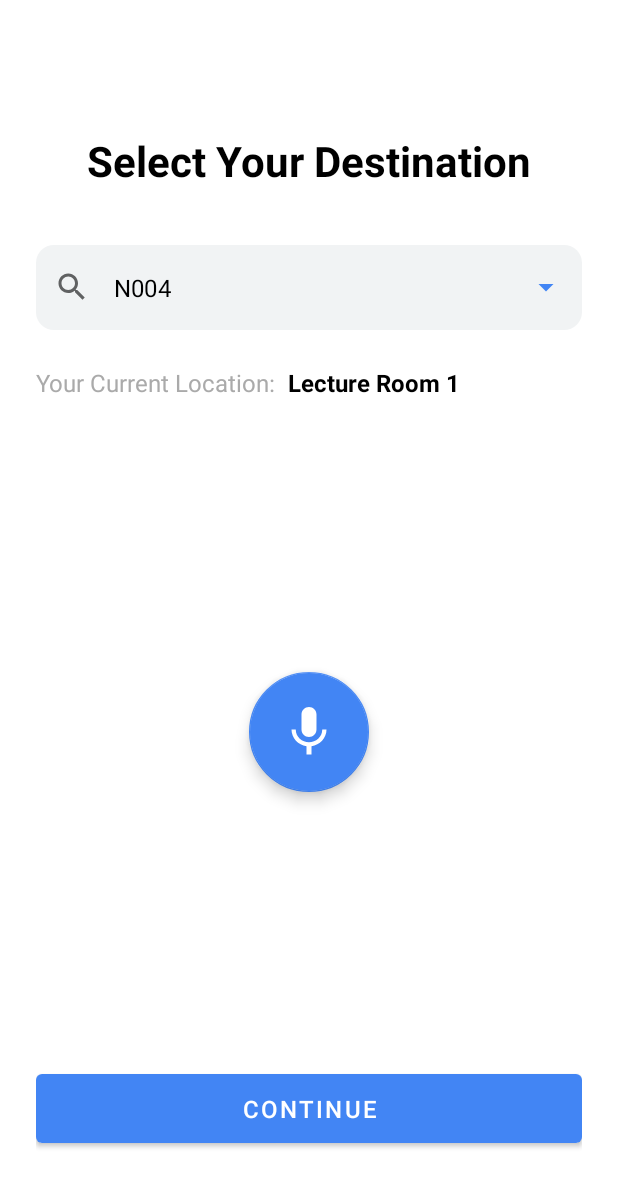
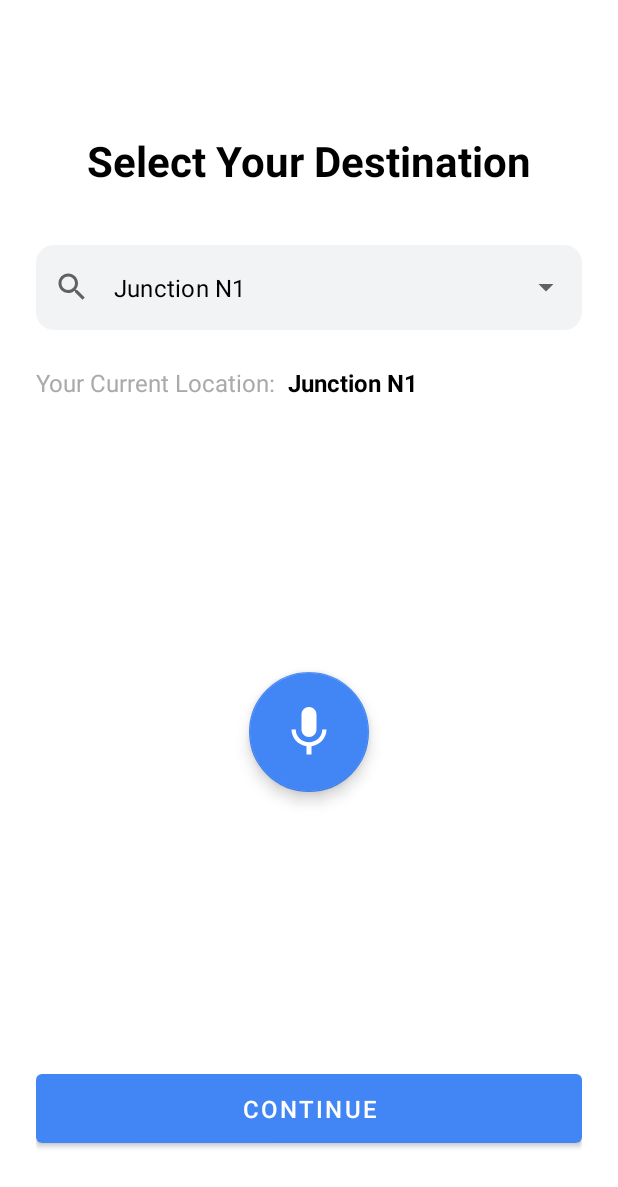
Before and after one commit to RESPULTE/QR-IndoorNav, an Android app built with Jetpack Compose: the screen it shows after launch (MainActivity), after a tap on "CONTINUE", on a phone screen of 412 x 824 dp. Shown: the top 1187 px of the screen. Run offline under Robolectric (Android 15) with nearby library versions, the phone set to English and light mode, and no system bars; 2 other taps on this screen came first.

Commit message:
working room and junction visual map. json map data updated

```diff
--- a/app/src/main/java/com/example/qr_indoornav/MainActivity.java
+++ b/app/src/main/java/com/example/qr_indoornav/MainActivity.java
@@ -1,131 +1,97 @@
 package com.example.qr_indoornav;
 
 import androidx.appcompat.app.AppCompatActivity;
-
 import android.content.Intent;
 import android.os.Bundle;
+import android.util.Log;
 import android.widget.ArrayAdapter;
 import android.widget.AutoCompleteTextView;
 import android.widget.Button;
 import android.widget.TextView;
 import android.widget.Toast;
-
+import com.example.qr_indoornav.model.Location;
 import com.example.qr_indoornav.model.MapData;
-import com.example.qr_indoornav.model.Node;
 import com.google.android.material.floatingactionbutton.FloatingActionButton;
-
 import java.util.List;
-import java.util.stream.Collectors;
 
 public class MainActivity extends AppCompatActivity {
 
-    // UI Components
+    private static final String TAG = "MainActivity";
     private AutoCompleteTextView autoCompleteTextView;
-    private Button continueButton;
-    private TextView currentLocationValue;
-    private FloatingActionButton micButton;
-
-    // State variable for the user's current location (dummy value).
-    // This name MUST match one of the "locationName" entries in your map.json
-    private String currentLocationName = "Lecture Room 1";
+    private String currentJunctionId;
 
     @Override
     protected void onCreate(Bundle savedInstanceState) {
         super.onCreate(savedInstanceState);
         setContentView(R.layout.activity_main);
 
-        // Initialize UI components by finding them in the layout
         initializeUI();
-
-        // Populate the dropdown with locations from the map data AND add click listeners
         setupDropdown();
-
-        // Set up the click listeners for the other buttons
         setupClickListeners();
-
-        // Display the hardcoded current location
         loadCurrentLocation();
     }
 
-    /**
-     * Finds and assigns all the UI views from the layout file.
-     */
     private void initializeUI() {
         autoCompleteTextView = findViewById(R.id.autoCompleteTextView);
-        continueButton = findViewById(R.id.continueButton);
-        currentLocationValue = findViewById(R.id.currentLocationValue);
-        micButton = findViewById(R.id.micButton);
     }
 
-    /**
-     * Fetches location data from MapData (which reads from JSON),
-     * creates an adapter, and sets it for the AutoCompleteTextView.
-     * --- THIS METHOD CONTAINS THE FIX ---
-     */
     private void setupDropdown() {
-        // Get all locations (nodes) from the MapData class, passing the context
-        List<Node> locations = MapData.getLocations(this);
+        List<Location> allLocations = MapData.getAllLocations(this);
 
-        // Use a stream to extract the names, sort them alphabetically, and collect into a List
-        List<String> locationNames = locations.stream()
-                .map(node -> node.locationName)
-                .sorted()
-                .collect(Collectors.toList());
+        // Add a check for better debugging and user feedback
+        if (allLocations.isEmpty()) {
+            Log.e(TAG, "The list of locations is empty! Check MapData and map.json.");
+            Toast.makeText(this, "Error: Could not load map locations.", Toast.LENGTH_LONG).show();
+            return;
+        }
 
-        // Create an ArrayAdapter to display the location names in the dropdown
-        ArrayAdapter<String> adapterItems = new ArrayAdapter<>(this, android.R.layout.simple_dropdown_item_1line, locationNames);
-
-        // Set the adapter on the AutoCompleteTextView
-        autoCompleteTextView.setAdapter(adapterItems);
-
-        // --- FIX: ADD THIS ONCLICKLISTENER ---
-        // By default, an AutoCompleteTextView with inputType="none" doesn't know to open
-        // its list when clicked. We must explicitly tell it to show the dropdown.
+        // The adapter works with the Location object's toString() method
+        ArrayAdapter<Location> adapter = new ArrayAdapter<>(this, android.R.layout.simple_dropdown_item_1line, allLocations);
+        autoCompleteTextView.setAdapter(adapter);
+        autoCompleteTextView.setOnFocusChangeListener((v, hasFocus) -> {
+            if (hasFocus) autoCompleteTextView.showDropDown();
+        });
         autoCompleteTextView.setOnClickListener(v -> autoCompleteTextView.showDropDown());
     }
 
-    /**
-     * Sets up the OnClickListeners for the interactive elements on the screen.
-     */
+    private void loadCurrentLocation() {
+        currentJunctionId = MapData.getCurrentJunctionId(this);
+        Location currentLocation = MapData.getLocationById(this, currentJunctionId);
+        TextView currentLocationValue = findViewById(R.id.currentLocationValue);
+        if (currentLocation != null) {
+            currentLocationValue.setText(currentLocation.displayName);
+        } else {
+            currentLocationValue.setText("Unknown Location");
+            Log.e(TAG, "Could not find display name for current junction ID: " + currentJunctionId);
+        }
+    }
+
     private void setupClickListeners() {
-        // Listener for the "Continue" button
+        Button continueButton = findViewById(R.id.continueButton);
         continueButton.setOnClickListener(v -> {
-            String selectedDestinationName = autoCompleteTextView.getText().toString();
+            String selectedText = autoCompleteTextView.getText().toString();
+            // Find the selected Location object from the master list
+            Location selectedLocation = MapData.getAllLocations(this).stream()
+                    .filter(loc -> loc.displayName.equals(selectedText))
+                    .findFirst().orElse(null);
 
-            // --- Validation Logic ---
-            if (selectedDestinationName.isEmpty() || selectedDestinationName.equals(getString(R.string.destination_hint)) || MapData.getNodeIdByName(this, selectedDestinationName) == null) {
-                Toast.makeText(MainActivity.this, "Please select a valid destination.", Toast.LENGTH_SHORT).show();
-                return; // Stop further execution
+            if (selectedLocation == null) {
+                Toast.makeText(this, "Please select a valid destination from the list.", Toast.LENGTH_SHORT).show();
+                return;
             }
 
-            if (selectedDestinationName.equals(currentLocationName)) {
-                Toast.makeText(MainActivity.this, "Origin and destination cannot be the same.", Toast.LENGTH_SHORT).show();
-                return; // Stop further execution
+            if (selectedLocation.id.equals(currentJunctionId)) {
+                Toast.makeText(this, "You are already at this junction.", Toast.LENGTH_SHORT).show();
+                return;
             }
 
-            // --- Navigation Logic ---
-            // If validation passes, create an intent to start the NavigationActivity
             Intent intent = new Intent(MainActivity.this, NavigationActivity.class);
-
-            // Pass the origin and destination names to the next activity for path planning
-            intent.putExtra("USER_ORIGIN_NAME", currentLocationName);
-            intent.putExtra("USER_DESTINATION_NAME", selectedDestinationName);
-
-            // Start the activity
+            intent.putExtra("USER_ORIGIN_ID", currentJunctionId);
+            intent.putExtra("USER_DESTINATION_ID", selectedLocation.id);
             startActivity(intent);
         });
 
-        // Placeholder listener for the microphone button
-        micButton.setOnClickListener(v -> {
-            Toast.makeText(MainActivity.this, "Voice-to-text will be implemented later.", Toast.LENGTH_SHORT).show();
-        });
-    }
-
-    /**
-     * Displays the current location on the screen.
-     * For now, it uses the hardcoded value from the 'currentLocationName' variable.
-     */
-    private void loadCurrentLocation() {
-        currentLocationValue.setText(currentLocationName);
+        FloatingActionButton micButton = findViewById(R.id.micButton);
+        micButton.setOnClickListener(v -> Toast.makeText(MainActivity.this, "Voice input not implemented.", Toast.LENGTH_SHORT).show());
     }
 }
--- a/app/src/main/java/com/example/qr_indoornav/model/Edge.java
+++ b/app/src/main/java/com/example/qr_indoornav/model/Edge.java
@@ -1,13 +1,17 @@
 package com.example.qr_indoornav.model;
+
+import java.util.List;
 
 public class Edge {
     public final String toNodeId;
-    public final int distanceMeters; // Renamed from 'steps'
+    public final int distanceMeters;
     public final float directionDegrees;
+    public final List<String> roomIds; // NEW: To store the list of rooms on this path
 
-    public Edge(String toNodeId, int distanceMeters, float directionDegrees) {
+    public Edge(String toNodeId, int distanceMeters, float directionDegrees, List<String> roomIds) {
         this.toNodeId = toNodeId;
         this.distanceMeters = distanceMeters;
         this.directionDegrees = directionDegrees;
+        this.roomIds = roomIds;
     }
 }
--- a/app/src/main/java/com/example/qr_indoornav/model/Location.java
+++ b/app/src/main/java/com/example/qr_indoornav/model/Location.java
@@ -1,11 +1,19 @@
 package com.example.qr_indoornav.model;
 
 public class Location {
-    public final String name;
-    public final String nearestJunctionId;
+    public final String id; // e.g., "N1" or "R101"
+    public final String displayName; // e.g., "Junction N1" or "Room R101"
+    public final String parentJunctionId; // The main junction this location is associated with
 
-    public Location(String name, String nearestJunctionId) {
-        this.name = name;
-        this.nearestJunctionId = nearestJunctionId;
+    public Location(String id, String displayName, String parentJunctionId) {
+        this.id = id;
+        this.displayName = displayName;
+        this.parentJunctionId = parentJunctionId;
+    }
+
+    // Override for simple display in ArrayAdapter
+    @Override
+    public String toString() {
+        return displayName;
     }
 }
--- a/app/src/main/java/com/example/qr_indoornav/model/MapData.java
+++ b/app/src/main/java/com/example/qr_indoornav/model/MapData.java
@@ -1,81 +1,143 @@
 package com.example.qr_indoornav.model;
 
 import android.content.Context;
+import android.util.Log; // Import Log for better debugging
+
 import org.json.JSONArray;
 import org.json.JSONException;
 import org.json.JSONObject;
 import java.io.IOException;
 import java.io.InputStream;
 import java.nio.charset.StandardCharsets;
+import java.util.ArrayList;
+import java.util.Collections;
 import java.util.HashMap;
 import java.util.List;
 import java.util.Map;
+import java.util.regex.Matcher;
+import java.util.regex.Pattern;
 
 public class MapData {
+    private static final String TAG = "MapData"; // Tag for logging
+
     private static Graph graphInstance;
-    private static Map<String, String> locationNameToNodeIdMap;
+    private static List<Location> allLocations;
+    private static Map<String, Location> locationMap;
+    private static String currentJunctionId;
 
-    public static Graph getGraph(Context context) {
+    private static void ensureLoaded(Context context) {
         if (graphInstance == null) {
             loadMapFromJSON(context);
         }
+    }
+
+    public static Graph getGraph(Context context) {
+        ensureLoaded(context);
         return graphInstance;
     }
 
-    public static List<Node> getLocations(Context context) {
-        if (graphInstance == null) {
-            loadMapFromJSON(context);
-        }
-        return graphInstance.getAllNodes();
+    public static List<Location> getAllLocations(Context context) {
+        ensureLoaded(context);
+        return allLocations;
     }
 
-    public static String getNodeIdByName(Context context, String name) {
-        if (locationNameToNodeIdMap == null) {
-            loadMapFromJSON(context);
-        }
-        return locationNameToNodeIdMap.get(name);
+    public static Location getLocationById(Context context, String id) {
+        ensureLoaded(context);
+        return locationMap.get(id);
+    }
+
+    public static String getCurrentJunctionId(Context context) {
+        ensureLoaded(context);
+        return currentJunctionId;
     }
 
     private static void loadMapFromJSON(Context context) {
         graphInstance = new Graph();
-        locationNameToNodeIdMap = new HashMap<>();
+        allLocations = new ArrayList<>();
+        locationMap = new HashMap<>();
+
         try {
-            String jsonString = loadJSONFromAsset(context, "map_data.json");
+            String jsonString = loadJSONFromAsset(context, "map.json");
             JSONObject json = new JSONObject(jsonString);
+            JSONArray pathsArray = json.getJSONArray("paths");
 
-            // 1. Load all nodes
-            JSONArray nodesArray = json.getJSONArray("nodes");
-            for (int i = 0; i < nodesArray.length(); i++) {
-                JSONObject nodeObject = nodesArray.getJSONObject(i);
-                String id = nodeObject.getString("id");
-                String name = nodeObject.getString("name");
-                graphInstance.addNode(new Node(id, name));
-                locationNameToNodeIdMap.put(name, id);
+            // --- Pass 1: Discover all nodes and create Node objects ---
+            for (int i = 0; i < pathsArray.length(); i++) {
+                String[] nodeIds = pathsArray.getJSONObject(i).getString("path").split("-");
+                if (graphInstance.getNode(nodeIds[0]) == null) graphInstance.addNode(new Node(nodeIds[0]));
+                if (graphInstance.getNode(nodeIds[1]) == null) graphInstance.addNode(new Node(nodeIds[1]));
             }
+            Log.d(TAG, "Discovered " + graphInstance.getAllNodes().size() + " unique junction nodes.");
 
-            // 2. Load all edges and create two-way paths
-            JSONArray edgesArray = json.getJSONArray("edges");
-            for (int i = 0; i < edgesArray.length(); i++) {
-                JSONObject edgeObject = edgesArray.getJSONObject(i);
-                String fromId = edgeObject.getString("from");
-                String toId = edgeObject.getString("to");
-                int distance = edgeObject.getInt("dist");
-                float direction = (float) edgeObject.getDouble("deg");
+            // Set current junction ID from the very first node of the first path
+            currentJunctionId = pathsArray.getJSONObject(0).getString("path").split("-")[0];
 
-                // Add the forward edge
-                graphInstance.getNode(fromId).addEdge(toId, distance, direction);
+            // --- Pass 2: Build edges and create Location objects for rooms ---
+            for (int i = 0; i < pathsArray.length(); i++) {
+                JSONObject pathObject = pathsArray.getJSONObject(i);
+                String[] nodeIds = pathObject.getString("path").split("-");
+                String fromId = nodeIds[0];
+                String toId = nodeIds[1];
+                int distance = pathObject.getInt("dist");
+                float direction = (float) pathObject.getDouble("deg");
+                JSONArray roomsArray = pathObject.getJSONArray("rooms");
 
-                // Add the reverse edge automatically
+                List<String> forwardRoomIds = parseRooms(roomsArray);
+                for(String roomId : forwardRoomIds) {
+                    Location roomLocation = new Location(roomId, "Room " + roomId, fromId);
+                    locationMap.put(roomId, roomLocation);
+                }
+
+                List<String> reverseRoomIds = new ArrayList<>(forwardRoomIds);
+                Collections.reverse(reverseRoomIds);
+
+                graphInstance.getNode(fromId).addEdge(toId, distance, direction, forwardRoomIds);
                 float reverseDirection = (direction + 180) % 360;
-                graphInstance.getNode(toId).addEdge(fromId, distance, reverseDirection);
+                graphInstance.getNode(toId).addEdge(fromId, distance, reverseDirection, reverseRoomIds);
             }
+            Log.d(TAG, "Created " + locationMap.size() + " room locations.");
+
+            // --- Pass 3: Create Location objects for junctions ---
+            for (Node node : graphInstance.getAllNodes()) {
+                Location junctionLocation = new Location(node.id, "Junction " + node.id, node.id);
+                locationMap.put(node.id, junctionLocation);
+            }
+            Log.d(TAG, "Total locations (rooms + junctions) in map: " + locationMap.size());
+
+            // --- FIX: COMPILE THE FINAL LIST *AFTER* EVERYTHING IS IN THE MAP ---
+            allLocations = new ArrayList<>(locationMap.values());
+            allLocations.sort((l1, l2) -> l1.displayName.compareTo(l2.displayName));
+            Log.d(TAG, "Final sorted list `allLocations` contains: " + allLocations.size() + " items.");
 
         } catch (IOException | JSONException e) {
-            e.printStackTrace();
-            // Handle error, maybe load a default empty graph
-            graphInstance = new Graph();
-            locationNameToNodeIdMap = new HashMap<>();
+            // Make errors loud and clear during development
+            Log.e(TAG, "CRITICAL ERROR: Failed to load or parse map.json. Check file existence and syntax.", e);
+            // In a production app, you might handle this more gracefully. For now, crashing is better than silent failure.
+            throw new RuntimeException("Failed to load map data from assets. See Logcat for details.", e);
         }
+    }
+
+    private static List<String> parseRooms(JSONArray roomsJsonArray) throws JSONException {
+        List<String> roomIds = new ArrayList<>();
+        // Updated Regex to be more flexible with room prefixes
+        Pattern pattern = Pattern.compile("([A-Za-z]+)(\\d+)-[A-Za-z]*(\\d+)");
+
+        for (int i = 0; i < roomsJsonArray.length(); i++) {
+            String roomStr = roomsJsonArray.getString(i);
+            Matcher matcher = pattern.matcher(roomStr);
+
+            if (matcher.matches()) { // It's a range like "R100-R104" or "L201-L203"
+                String prefix = matcher.group(1);
+                int start = Integer.parseInt(matcher.group(2));
+                int end = Integer.parseInt(matcher.group(3));
+                for (int j = start; j <= end; j++) {
+                    roomIds.add(prefix + j);
+                }
+            } else { // It's a single room like "C300"
+                roomIds.add(roomStr);
+            }
+        }
+        return roomIds;
     }
 
     private static String loadJSONFromAsset(Context context, String fileName) throws IOException {
--- a/app/src/main/java/com/example/qr_indoornav/model/Node.java
+++ b/app/src/main/java/com/example/qr_indoornav/model/Node.java
@@ -1,19 +1,18 @@
 package com.example.qr_indoornav.model;
 
 import java.util.HashMap;
+import java.util.List;
 import java.util.Map;
 
 public class Node {
     public final String id;
-    public final String locationName; // Added location name
     public final Map<String, Edge> edges = new HashMap<>();
 
-    public Node(String id, String locationName) {
+    public Node(String id) {
         this.id = id;
-        this.locationName = locationName;
     }
 
-    public void addEdge(String toNodeId, int distanceMeters, float direction) {
-        edges.put(toNodeId, new Edge(toNodeId, distanceMeters, direction));
+    public void addEdge(String toNodeId, int distanceMeters, float direction, List<String> roomIds) {
+        edges.put(toNodeId, new Edge(toNodeId, distanceMeters, direction, roomIds));
     }
 }
```
Also changed, not shown: app/src/main/assets/map.json (added, +11 -0 lines), app/src/main/assets/map_data.json (deleted, +0 -19 lines), app/src/main/java/com/example/qr_indoornav/MapView.java (+86 -41 lines), app/src/main/java/com/example/qr_indoornav/NavigationActivity.java (+65 -27 lines).
